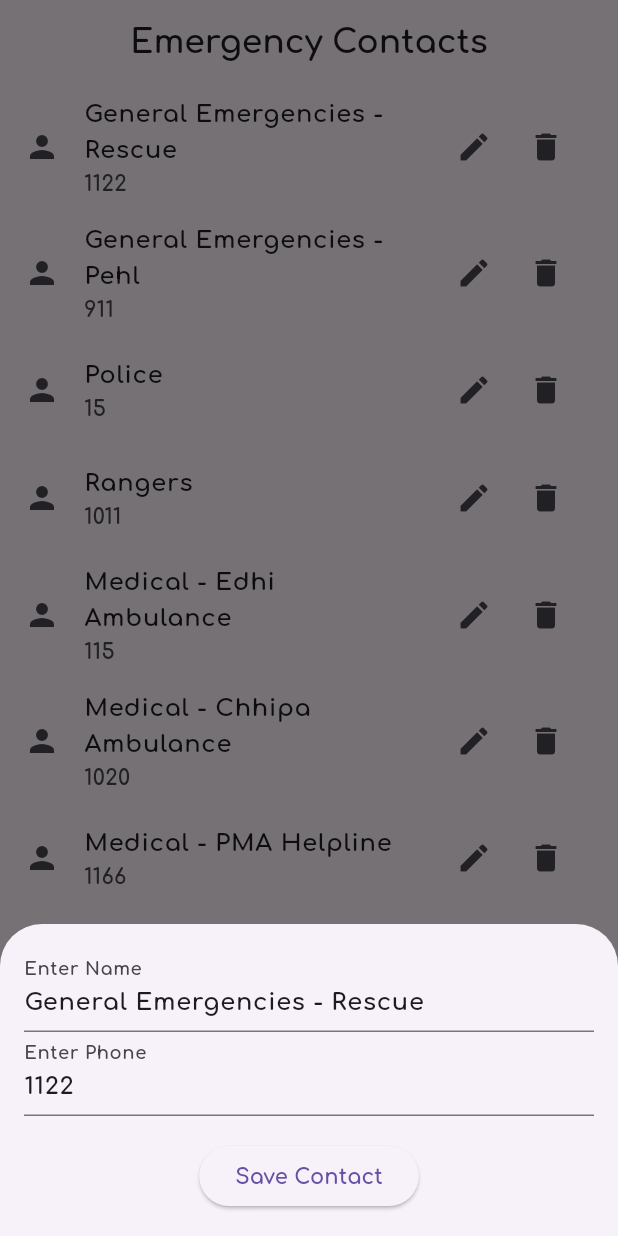
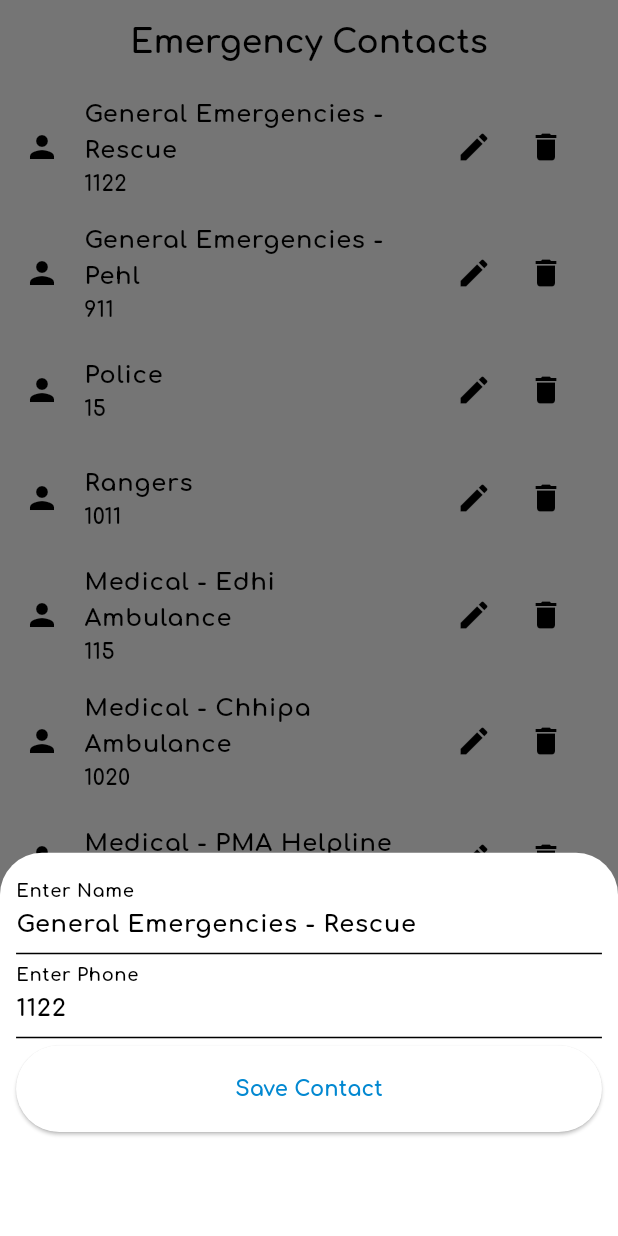
Before and after one commit to MuhammadAhmad338/WELLNOW, a Flutter app: the EmergencyContactsList screen opened by its route, after a tap on the "edit" icon, on a phone screen of 412 x 824 dp. Run offline on Flutter 3.47's test engine with Material 3 defaults, Android fonts, the phone set to English and light mode, and no system bars; our stand-ins replace awesome_notifications, cached_network_image, cloud_firestore, file_picker, firebase_core, firebase_storage and 7 more; missing offline and left inert: flutter_google_maps_webservices; accounts and stored records are empty.

Commit message:
latest commits

```diff
--- a/lib/Helper/const.dart
+++ b/lib/Helper/const.dart
@@ -1,4 +1,4 @@
 import 'package:firebase_storage/firebase_storage.dart';
 
-const APIURL = 'https://wellnow-backend.onrender.com';
+const APIURL = 'https://mywellknown.azurewebsites.net';
 FirebaseStorage storage = FirebaseStorage.instance;
--- /dev/null
+++ b/lib/Helper/helperfunctions.dart
@@ -0,0 +1,96 @@
+import 'package:flutter/material.dart';
+import 'package:wellnow/Helper/widthHeight.dart';
+import 'package:wellnow/Models/emergencyContacts.dart';
+import 'package:wellnow/Provider/emergencyContactsProvider.dart';
+
+void showContactModalBottomSheet(
+    {required BuildContext context,
+    required TextEditingController nameController,
+    required TextEditingController phoneController,
+    required String userid,
+    required GlobalKey<FormState> formKey,
+    required EmergencyContactsProvider emergencyContacts,
+    required WidthHeight widthHeight}) {
+  showModalBottomSheet(
+    isScrollControlled: true,
+    context: context,
+    builder: (BuildContext context) {
+      return Form(
+        key: formKey,
+        child: Padding(
+          padding: EdgeInsets.only(bottom: MediaQuery.of(context).viewInsets.bottom),
+          child: Container(
+            // Make the 250 height to the height of the form
+            height: widthHeight.screenHeight(context, 0.31),
+            padding: EdgeInsets.symmetric(
+              horizontal: widthHeight.screenWidth(context, 0.014),
+              vertical: widthHeight.screenHeight(context, 0.014)),
+            child: Column(
+              mainAxisSize: MainAxisSize.min,
+              children: <Widget>[
+                Padding(
+                  padding: EdgeInsets.symmetric(
+                      horizontal: widthHeight.screenWidth(context, 0.012)),
+                  child: TextFormField(
+                    controller: nameController,
+                    validator: (value) {
+                      // Write a valication
+                      if (value == null || value.isEmpty) {
+                        return 'Please enter a name';
+                      }
+                    },
+                    decoration: InputDecoration(labelText: 'Enter Name'),
+                  ),
+                ),
+                Padding(
+                  padding: EdgeInsets.symmetric(
+                      horizontal: widthHeight.screenWidth(context, 0.012)),
+                  child: TextFormField(
+                    controller: phoneController,
+                    validator: (value) {
+                      // Write a validation
+                      if (value == null || value.isEmpty) {
+                        return 'Please enter a phone number';
+                      }
+                    },
+                    decoration: InputDecoration(labelText: 'Enter Phone'),
+                  ),
+                ),
+                SizedBox(height: widthHeight.screenHeight(context, 0.006)),
+                Padding(
+                  padding: EdgeInsets.symmetric(
+                      horizontal: widthHeight.screenWidth(context, 0.012)),
+                  child: Container(
+                    // Add more fields as needed
+                    height: widthHeight.screenHeight(context, 0.07),
+                    width: double.infinity,
+                    child: ElevatedButton(
+                      onPressed: () async {
+                        if (formKey.currentState!.validate()) {
+                          final name = nameController.text;
+                          final phoneNumber = phoneController.text;
+                          emergencyContacts.addContact(EmergencyContacts(
+                            name: name,
+                            phone: phoneNumber,
+                            userid: userid,
+                          ));
+                          nameController.clear();
+                          phoneController.clear();
+                          Navigator.pop(context);
+                        }
+                      },
+                      child: Text(
+                        'Save Contact',
+                        style: TextStyle(fontWeight: FontWeight.bold),
+                      ),
+                    ),
+                  ),
+                ),
+              ],
+            ),
+          ),
+        ),
+      );
+    },
+  );
+}
--- a/lib/Pages/emergencyContactsList.dart
+++ b/lib/Pages/emergencyContactsList.dart
@@ -1,9 +1,11 @@
-// ignore_for_file: unused_field
+// ignore_for_file: unused_field, deprecated_member_use
 import 'package:flutter/material.dart';
 import 'package:provider/provider.dart';
+import 'package:wellnow/Helper/helperfunctions.dart';
+import 'package:wellnow/Helper/widthHeight.dart';
+import '../Models/emergencyContacts.dart';
+import '../LocalStorage/localStorage.dart';
 import 'package:url_launcher/url_launcher.dart';
-import '../LocalStorage/localStorage.dart';
-import '../Models/emergencyContacts.dart';
 import '../Provider/emergencyContactsProvider.dart';
 
 class EmergencyContactsList extends StatefulWidget {
@@ -13,8 +15,10 @@ class EmergencyContactsList extends StatefulWidget {
 
 class _EmergencyContactsListState extends State<EmergencyContactsList> {
   final _formKey = GlobalKey<FormState>();
+  WidthHeight _widthHeight = WidthHeight();
   final _nameController = TextEditingController();
   final _phoneController = TextEditingController();
+
   LocalStorage _localStorage = LocalStorage();
   String _userid = "";
 
@@ -40,7 +44,7 @@ class _EmergencyContactsListState extends State<EmergencyContactsList> {
   @override
   Widget build(BuildContext context) {
     final emergencyContacts = Provider.of<EmergencyContactsProvider>(context);
-    print(emergencyContacts.emergencyContacts.length);
+
     return Scaffold(
       appBar: AppBar(
         centerTitle: true,
@@ -49,51 +53,14 @@ class _EmergencyContactsListState extends State<EmergencyContactsList> {
       floatingActionButton: FloatingActionButton(
         onPressed: () {
           // Show the bottom sheet when FloatingActionButton is pressed
-          showModalBottomSheet(
-            isScrollControlled: true,
-            context: context,
-            builder: (BuildContext context) {
-              return Padding(
-                padding: EdgeInsets.only(
-                    bottom: MediaQuery.of(context).viewInsets.bottom),
-                child: Container(
-                  padding: EdgeInsets.all(16.0),
-                  child: Column(
-                    mainAxisSize: MainAxisSize.min,
-                    children: <Widget>[
-                      TextField(
-                        controller: _nameController,
-                        decoration: InputDecoration(labelText: 'Enter Name'),
-                      ),
-                      TextField(
-                        controller: _phoneController,
-                        decoration: InputDecoration(labelText: 'Enter Phone'),
-                      ),
-                      // Add more fields as needed
-                      SizedBox(height: 16.0),
-                      ElevatedButton(
-                        onPressed: () {
-                          final name = _nameController.text;
-                          final phoneNumber = _phoneController.text;
-                          emergencyContacts.addContact(EmergencyContacts(
-                            name: name,
-                            phone: phoneNumber,
-                            userid: _userid,
-                          ));
-                          // Close the modal or clear the form
-                          _nameController.clear();
-                          _phoneController.clear();
-
-                          Navigator.pop(context);
-                        },
-                        child: Text('Save Contact'),
-                      ),
-                    ],
-                  ),
-                ),
-              );
-            },
-          );
+          showContactModalBottomSheet(
+              context: context,
+              nameController: _nameController,
+              phoneController: _phoneController,
+              userid: _userid,
+              formKey: _formKey,
+              widthHeight: _widthHeight,
+              emergencyContacts: emergencyContacts);
         },
         child: Icon(Icons.add),
       ),
@@ -110,13 +77,10 @@ class _EmergencyContactsListState extends State<EmergencyContactsList> {
 }
 
 class ContactListItem extends StatefulWidget {
-
   final EmergencyContacts contact;
   final int index;
 
-  ContactListItem({Key? key,
-    required this.contact,
-    required this.index})
+  ContactListItem({Key? key, required this.contact, required this.index})
       : super(key: key);
 
   @override
@@ -126,6 +90,7 @@ class ContactListItem extends StatefulWidget {
 class _ContactListItemState extends State<ContactListItem> {
   TextEditingController _usernameController = TextEditingController();
   TextEditingController _phoneNumberController = TextEditingController();
+
 
   void launchDialer(String phoneNumber) async {
     print(phoneNumber);
@@ -156,59 +121,25 @@ class _ContactListItemState extends State<ContactListItem> {
         children: [
           IconButton(
             onPressed: () {
-              //Raise the bottom sheet and also pass  the contact data to
-              //the bottom sheet
-              showModalBottomSheet(
-                isScrollControlled: true,
-                context: context,
-                builder: (BuildContext context) {
-                  return Padding(
-                    padding: EdgeInsets.only(
-                        bottom: MediaQuery.of(context).viewInsets.bottom),
-                    child: Container(
-                      padding: EdgeInsets.all(16.0),
-                      child: Column(
-                        mainAxisSize: MainAxisSize.min,
-                        children: <Widget>[
-                          TextField(
-                            controller: _usernameController,
-                            decoration: InputDecoration(labelText: 'Enter Name'),
-                          ),
-                          TextField(
-                            controller: _phoneNumberController,
-                            decoration: InputDecoration(labelText: 'Enter Phone'),
-                          ),
-                          // Add more fields as needed
-                          SizedBox(height: 16.0),
-                          ElevatedButton(
-                            onPressed: () {
-                              final name = _usernameController.text;
-                              final phoneNumber = _phoneNumberController.text;
-                              emergencyContacts.editContact(
-                                  EmergencyContacts(
-                                    name: name,
-                                    phone: phoneNumber,
-                                    userid: widget.contact.userid,
-                                  ),
-                                  widget.index);
-                              // Close the modal or clear the form
-                              Navigator.pop(context);
-                            },
-                            child: Text('Save Contact'),
-                          ),
-                        ],
-                      ),
-                    ),
-                  );
-                },
-              );
+              //Raise the bottom sheet and also pass the contact data to the bottom sheet
+              showContactModalBottomSheet(
+                  context: context,
+                  nameController: _usernameController,
+                  phoneController: _phoneNumberController,
+                  userid: widget.contact.userid,
+                  formKey: GlobalKey<FormState>(),
+                  widthHeight: WidthHeight(),
+                  emergencyContacts: emergencyContacts,
+                );
+
             },
             icon: Icon(Icons.edit),
           ),
           IconButton(
             onPressed: () {
               final emergencyContacts = Provider.of<EmergencyContactsProvider>(
-                  context, listen: false);
+                  context,
+                  listen: false);
               emergencyContacts.removeContact(widget.contact);
             },
             icon: Icon(Icons.delete),
--- a/lib/Services/imageServices.dart
+++ b/lib/Services/imageServices.dart
@@ -6,15 +6,13 @@ import 'package:wellnow/LocalStorage/localStorage.dart';
 
 class ImageUploadServices {
   // Upload image with my api upload image {
-  onUploadImage(File? selectedImage, String username) async {
+  void onUploadImage(File? selectedImage, String username) async {
     if (selectedImage == null) {
       throw Exception('No image selected');
     }
     FirebaseStorage storage = FirebaseStorage.instance;
     String uid = await LocalStorage().getUid();
-    Reference ref = storage
-        .ref()
-        .child('profile_images/${uid}/${selectedImage.path.split('/').last}');
+    Reference ref = storage.ref().child('profile_images/${uid}/${selectedImage.path.split('/').last}');
     UploadTask uploadTask = ref.putFile(selectedImage);
 
     await uploadTask.whenComplete(() => null);
```
Also changed, not shown: lib/main.dart (+11 -3 lines).
